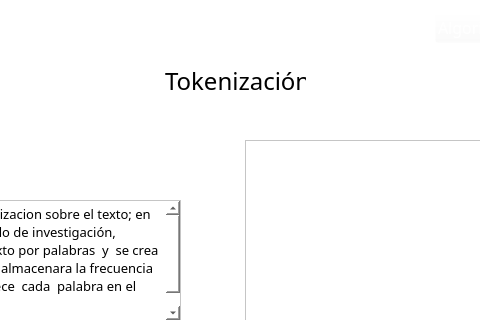
This is Views/QtViews/Tokenizar_Window.ui in Napssters/Abstrac_Cientifico as Qt 5 draws it before an edit; both pictures show x 155 to 635 and y 0 to 320 of the 750 by 495 pixel window. The edited form follows.
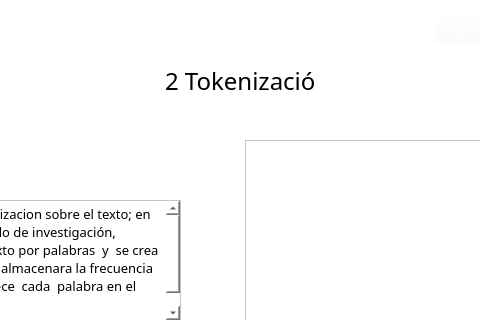
This is the edited form. Icons and pictures are not drawn.

Diff of the .ui file:
```diff
--- a/Views/QtViews/Tokenizar_Window.ui
+++ b/Views/QtViews/Tokenizar_Window.ui
@@ -110,7 +110,7 @@
     <rect>
      <x>320</x>
      <y>60</y>
-     <width>141</width>
+     <width>151</width>
      <height>41</height>
     </rect>
    </property>
@@ -127,7 +127,7 @@
     <string notr="true">font: 75 18pt &quot;Sylfaen&quot;;</string>
    </property>
    <property name="text">
-    <string>Tokenización</string>
+    <string>2 Tokenización</string>
    </property>
   </widget>
   <widget class="QPushButton" name="ver">
```
